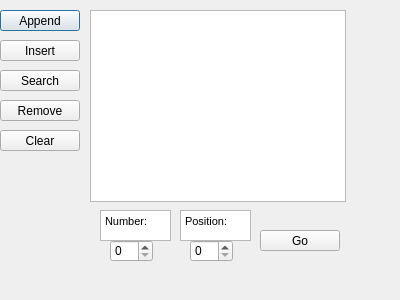
Before: the Qt Designer form Tareas_PrimerParcial/Tarea3/tarea3.ui in ECruz25/Tarea1-EstructuraDeDatos, drawn with Qt 5.
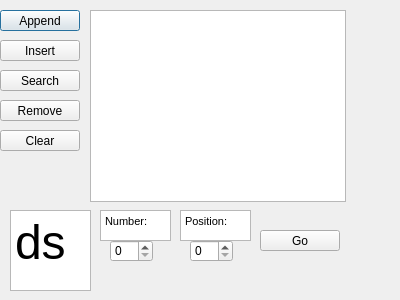
After: the same form once the commit is applied.

Commit message: tarea3_vis 0.1

The edit to the form file:
```diff
--- a/Tareas_PrimerParcial/Tarea3/tarea3.ui
+++ b/Tareas_PrimerParcial/Tarea3/tarea3.ui
@@ -155,6 +155,23 @@
 &lt;p style=&quot; margin-top:0px; margin-bottom:0px; margin-left:0px; margin-right:0px; -qt-block-indent:0; text-indent:0px;&quot;&gt;Position:&lt;/p&gt;&lt;/body&gt;&lt;/html&gt;</string>
    </property>
   </widget>
+  <widget class="QTextEdit" name="text">
+   <property name="geometry">
+    <rect>
+     <x>10</x>
+     <y>210</y>
+     <width>81</width>
+     <height>81</height>
+    </rect>
+   </property>
+   <property name="html">
+    <string>&lt;!DOCTYPE HTML PUBLIC &quot;-//W3C//DTD HTML 4.0//EN&quot; &quot;http://www.w3.org/TR/REC-html40/strict.dtd&quot;&gt;
+&lt;html&gt;&lt;head&gt;&lt;meta name=&quot;qrichtext&quot; content=&quot;1&quot; /&gt;&lt;style type=&quot;text/css&quot;&gt;
+p, li { white-space: pre-wrap; }
+&lt;/style&gt;&lt;/head&gt;&lt;body style=&quot; font-family:'MS Shell Dlg 2'; font-size:8.25pt; font-weight:400; font-style:normal;&quot;&gt;
+&lt;p style=&quot; margin-top:0px; margin-bottom:0px; margin-left:0px; margin-right:0px; -qt-block-indent:0; text-indent:0px;&quot;&gt;&lt;span style=&quot; font-size:36pt;&quot;&gt;ds&lt;/span&gt;&lt;/p&gt;&lt;/body&gt;&lt;/html&gt;</string>
+   </property>
+  </widget>
  </widget>
  <resources/>
  <connections/>
```
The commit also changes 9 other files.
